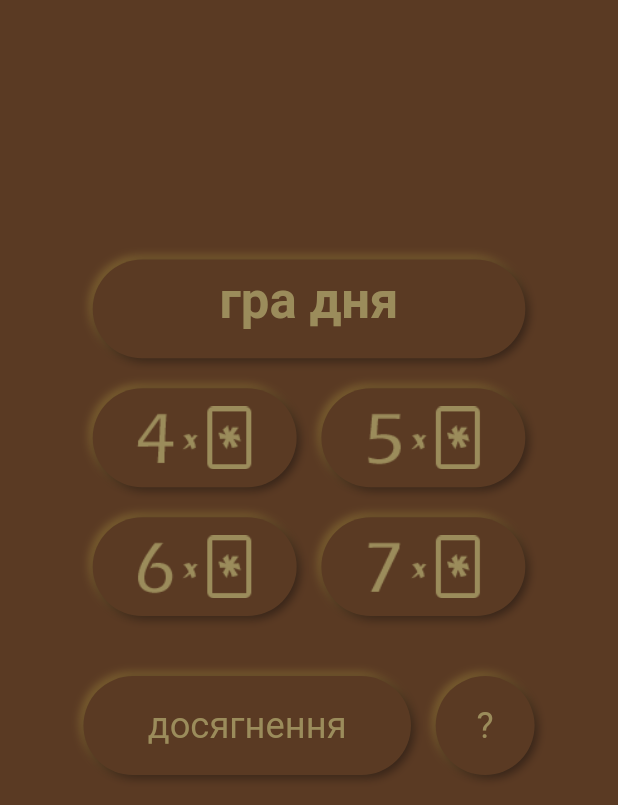
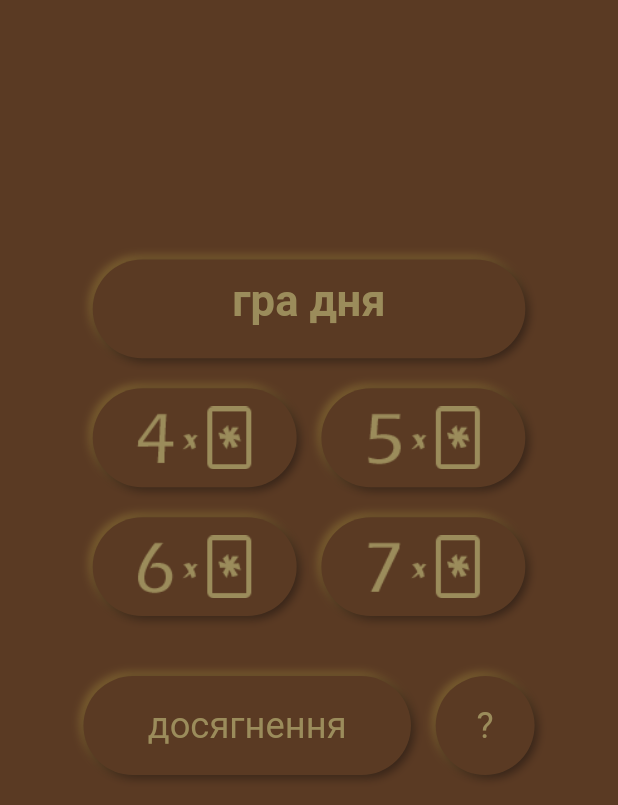
Before and after one commit to eNotEnoughBeer/guess_word_ua, a Flutter app: the screen it shows after launch, on a phone screen of 412 x 824 dp, the part 431-1236 px from its top. Run offline on Flutter 3.47's test engine with Material 2 defaults, Android fonts, the phone set to English and light mode, and no system bars; drawn by our look-alikes of flutter_countdown_timer, flutter_neumorphic; our stand-ins replace flutter_local_notifications, flutter_native_timezone, lottie, permission_handler, screenshot, share_plus and 2 more; missing offline and left inert: rate_my_app; Roboto replaces fonts that are missing (game_font).

Commit message:
cosmetic changes for the final release

```diff
--- a/lib/UI/widgets/game_button.dart
+++ b/lib/UI/widgets/game_button.dart
@@ -57,7 +57,7 @@ class GameButton extends StatelessWidget {
                   style: TextStyle(
                     color: cardBorder,
                     fontSize: (isBold != null && isBold == true)
-                        ? fontHeight * 1.4
+                        ? fontHeight * 1.2
                         : fontHeight,
                     fontWeight: (isBold != null && isBold == true)
                         ? FontWeight.bold
```
